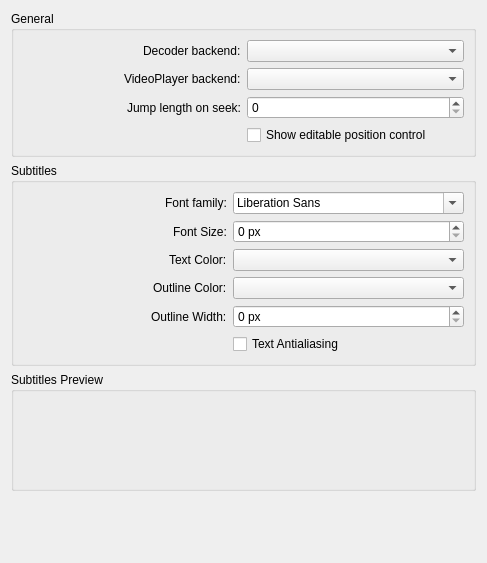
The window that src/main/configs/playerconfigwidget.ui (maxrd2/SubtitleComposer) describes before a commit, drawn with Qt 5.
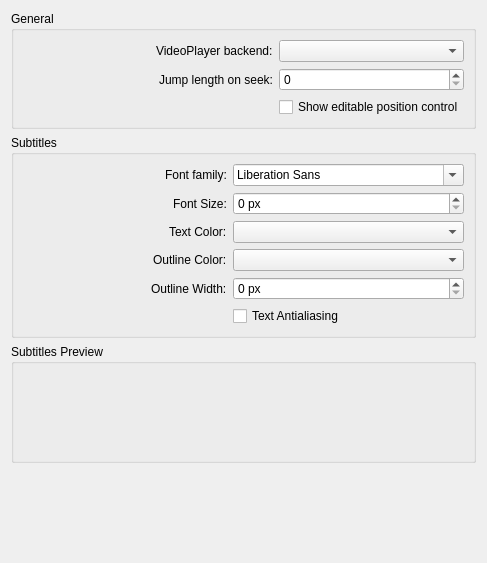
The same window after the commit. Custom widgets are drawn as their Qt base class.

Commit message: Removed "Decoder backend" entry from video player settings page.

Patch:
```diff
--- a/src/main/configs/playerconfigwidget.ui
+++ b/src/main/configs/playerconfigwidget.ui
@@ -16,44 +16,34 @@
      <property name="title">
       <string>General</string>
      </property>
-     <layout class="QGridLayout" name="gridLayout" columnstretch="1,1">
-      <item row="2" column="0" alignment="Qt::AlignRight">
+     <layout class="QGridLayout" name="gridLayout" columnstretch="1,0">
+      <item row="1" column="0" alignment="Qt::AlignRight">
        <widget class="QLabel" name="label_4">
         <property name="text">
          <string>Jump length on seek:</string>
         </property>
        </widget>
       </item>
-      <item row="2" column="1">
+      <item row="1" column="1">
        <widget class="QSpinBox" name="kcfg_SeekJumpLength"/>
       </item>
       <item row="0" column="1">
-       <widget class="QComboBox" name="kcfg_DecoderBackend"/>
-      </item>
-      <item row="1" column="1">
        <widget class="QComboBox" name="kcfg_PlayerBackend"/>
       </item>
-      <item row="0" column="0" alignment="Qt::AlignRight">
-       <widget class="QLabel" name="label">
-        <property name="text">
-         <string>Decoder backend:</string>
-        </property>
-       </widget>
-      </item>
-      <item row="1" column="0" alignment="Qt::AlignRight">
-       <widget class="QLabel" name="label_3">
-        <property name="text">
-         <string>VideoPlayer backend:</string>
-        </property>
-       </widget>
-      </item>
-      <item row="3" column="1">
+      <item row="2" column="1">
        <widget class="QCheckBox" name="kcfg_ShowPositionTimeEdit">
         <property name="text">
          <string>Show editable position control</string>
         </property>
        </widget>
       </item>
+      <item row="0" column="0" alignment="Qt::AlignRight">
+       <widget class="QLabel" name="label_3">
+        <property name="text">
+         <string>VideoPlayer backend:</string>
+        </property>
+       </widget>
+      </item>
      </layout>
     </widget>
    </item>
```
Left out of the diff: 1 changed line with no effect on the pictures. The commit also changes 1 other file.
